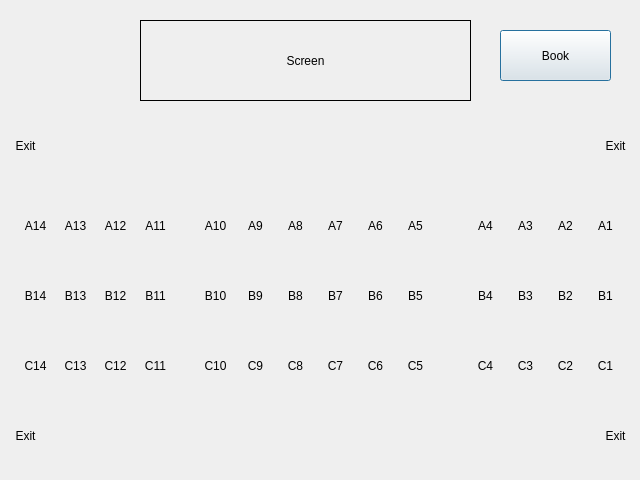
Qt form In4B00king/diamondhall.ui (leejm17/ICT1009-In4B00king) before a commit.
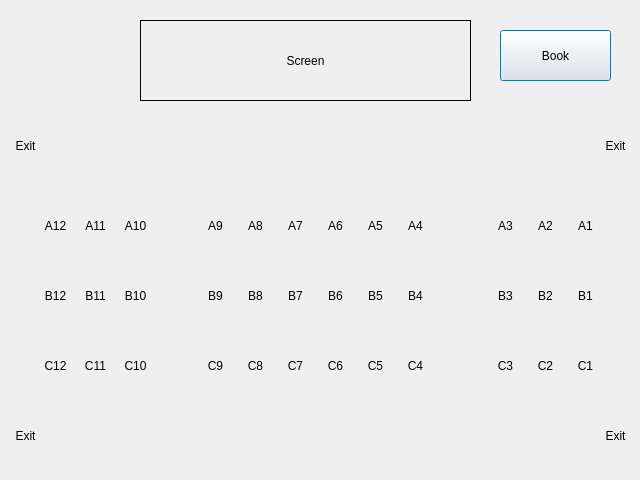
The same form after that commit.

Diff of the .ui file:
```diff
--- a/In4B00king/diamondhall.ui
+++ b/In4B00king/diamondhall.ui
@@ -16,7 +16,7 @@
   <widget class="QLabel" name="sc5">
    <property name="geometry">
     <rect>
-     <x>400</x>
+     <x>360</x>
      <y>350</y>
      <width>31</width>
      <height>31</height>
@@ -32,7 +32,7 @@
   <widget class="QLabel" name="sc1">
    <property name="geometry">
     <rect>
-     <x>590</x>
+     <x>570</x>
      <y>350</y>
      <width>31</width>
      <height>31</height>
@@ -48,7 +48,7 @@
   <widget class="QLabel" name="sc6">
    <property name="geometry">
     <rect>
-     <x>360</x>
+     <x>320</x>
      <y>350</y>
      <width>31</width>
      <height>31</height>
@@ -83,7 +83,7 @@
   <widget class="QLabel" name="sb2">
    <property name="geometry">
     <rect>
-     <x>550</x>
+     <x>530</x>
      <y>280</y>
      <width>31</width>
      <height>31</height>
@@ -99,7 +99,7 @@
   <widget class="QLabel" name="sc3">
    <property name="geometry">
     <rect>
-     <x>510</x>
+     <x>490</x>
      <y>350</y>
      <width>31</width>
      <height>31</height>
@@ -115,7 +115,7 @@
   <widget class="QLabel" name="sa1">
    <property name="geometry">
     <rect>
-     <x>590</x>
+     <x>570</x>
      <y>210</y>
      <width>31</width>
      <height>31</height>
@@ -163,7 +163,7 @@
   <widget class="QLabel" name="sb3">
    <property name="geometry">
     <rect>
-     <x>510</x>
+     <x>490</x>
      <y>280</y>
      <width>31</width>
      <height>31</height>
@@ -179,7 +179,7 @@
   <widget class="QLabel" name="sc2">
    <property name="geometry">
     <rect>
-     <x>550</x>
+     <x>530</x>
      <y>350</y>
      <width>31</width>
      <height>31</height>
@@ -211,7 +211,7 @@
   <widget class="QLabel" name="sa8">
    <property name="geometry">
     <rect>
-     <x>280</x>
+     <x>240</x>
      <y>210</y>
      <width>31</width>
      <height>31</height>
@@ -227,7 +227,7 @@
   <widget class="QLabel" name="sc11">
    <property name="geometry">
     <rect>
-     <x>140</x>
+     <x>80</x>
      <y>350</y>
      <width>31</width>
      <height>31</height>
@@ -243,7 +243,7 @@
   <widget class="QLabel" name="sa10">
    <property name="geometry">
     <rect>
-     <x>200</x>
+     <x>120</x>
      <y>210</y>
      <width>31</width>
      <height>31</height>
@@ -259,7 +259,7 @@
   <widget class="QLabel" name="sa3">
    <property name="geometry">
     <rect>
-     <x>510</x>
+     <x>490</x>
      <y>210</y>
      <width>31</width>
      <height>31</height>
@@ -275,7 +275,7 @@
   <widget class="QLabel" name="sa2">
    <property name="geometry">
     <rect>
-     <x>550</x>
+     <x>530</x>
      <y>210</y>
      <width>31</width>
      <height>31</height>
@@ -291,7 +291,7 @@
   <widget class="QLabel" name="sb9">
    <property name="geometry">
     <rect>
-     <x>240</x>
+     <x>200</x>
      <y>280</y>
      <width>31</width>
      <height>31</height>
@@ -304,26 +304,10 @@
     <set>Qt::AlignCenter</set>
    </property>
   </widget>
-  <widget class="QLabel" name="sc13">
-   <property name="geometry">
-    <rect>
-     <x>60</x>
-     <y>350</y>
-     <width>31</width>
-     <height>31</height>
-    </rect>
-   </property>
-   <property name="text">
-    <string>C13</string>
-   </property>
-   <property name="alignment">
-    <set>Qt::AlignCenter</set>
-   </property>
-  </widget>
   <widget class="QLabel" name="sc10">
    <property name="geometry">
     <rect>
-     <x>200</x>
+     <x>120</x>
      <y>350</y>
      <width>31</width>
      <height>31</height>
@@ -336,42 +320,10 @@
     <set>Qt::AlignCenter</set>
    </property>
   </widget>
-  <widget class="QLabel" name="sb13">
-   <property name="geometry">
-    <rect>
-     <x>60</x>
-     <y>280</y>
-     <width>31</width>
-     <height>31</height>
-    </rect>
-   </property>
-   <property name="text">
-    <string>B13</string>
-   </property>
-   <property name="alignment">
-    <set>Qt::AlignCenter</set>
-   </property>
-  </widget>
-  <widget class="QLabel" name="sc14">
-   <property name="geometry">
-    <rect>
-     <x>20</x>
-     <y>350</y>
-     <width>31</width>
-     <height>31</height>
-    </rect>
-   </property>
-   <property name="text">
-    <string>C14</string>
-   </property>
-   <property name="alignment">
-    <set>Qt::AlignCenter</set>
-   </property>
-  </widget>
   <widget class="QLabel" name="sc9">
    <property name="geometry">
     <rect>
-     <x>240</x>
+     <x>200</x>
      <y>350</y>
      <width>31</width>
      <height>31</height>
@@ -387,7 +339,7 @@
   <widget class="QLabel" name="sb7">
    <property name="geometry">
     <rect>
-     <x>320</x>
+     <x>280</x>
      <y>280</y>
      <width>31</width>
      <height>31</height>
@@ -403,7 +355,7 @@
   <widget class="QLabel" name="sa11">
    <property name="geometry">
     <rect>
-     <x>140</x>
+     <x>80</x>
      <y>210</y>
      <width>31</width>
      <height>31</height>
@@ -419,7 +371,7 @@
   <widget class="QLabel" name="sb12">
    <property name="geometry">
     <rect>
-     <x>100</x>
+     <x>40</x>
      <y>280</y>
      <width>31</width>
      <height>31</height>
@@ -432,26 +384,10 @@
     <set>Qt::AlignCenter</set>
    </property>
   </widget>
-  <widget class="QLabel" name="sa13">
-   <property name="geometry">
-    <rect>
-     <x>60</x>
-     <y>210</y>
-     <width>31</width>
-     <height>31</height>
-    </rect>
-   </property>
-   <property name="text">
-    <string>A13</string>
-   </property>
-   <property name="alignment">
-    <set>Qt::AlignCenter</set>
-   </property>
-  </widget>
   <widget class="QLabel" name="sb11">
    <property name="geometry">
     <rect>
-     <x>140</x>
+     <x>80</x>
      <y>280</y>
      <width>31</width>
      <height>31</height>
@@ -467,7 +403,7 @@
   <widget class="QLabel" name="sc4">
    <property name="geometry">
     <rect>
-     <x>470</x>
+     <x>400</x>
      <y>350</y>
      <width>31</width>
      <height>31</height>
@@ -483,7 +419,7 @@
   <widget class="QLabel" name="sb10">
    <property name="geometry">
     <rect>
-     <x>200</x>
+     <x>120</x>
      <y>280</y>
      <width>31</width>
      <height>31</height>
@@ -499,7 +435,7 @@
   <widget class="QLabel" name="sa5">
    <property name="geometry">
     <rect>
-     <x>400</x>
+     <x>360</x>
      <y>210</y>
      <width>31</width>
      <height>31</height>
@@ -515,7 +451,7 @@
   <widget class="QLabel" name="sc8">
    <property name="geometry">
     <rect>
-     <x>280</x>
+     <x>240</x>
      <y>350</y>
      <width>31</width>
      <height>31</height>
@@ -531,7 +467,7 @@
   <widget class="QLabel" name="sb1">
    <property name="geometry">
     <rect>
-     <x>590</x>
+     <x>570</x>
      <y>280</y>
      <width>31</width>
      <height>31</height>
@@ -547,7 +483,7 @@
   <widget class="QLabel" name="sa7">
    <property name="geometry">
     <rect>
-     <x>320</x>
+     <x>280</x>
      <y>210</y>
      <width>31</width>
      <height>31</height>
@@ -563,7 +499,7 @@
   <widget class="QLabel" name="sb6">
    <property name="geometry">
     <rect>
-     <x>360</x>
+     <x>320</x>
      <y>280</y>
      <width>31</width>
      <height>31</height>
@@ -579,7 +515,7 @@
   <widget class="QLabel" name="sa6">
    <property name="geometry">
     <rect>
-     <x>360</x>
+     <x>320</x>
      <y>210</y>
      <width>31</width>
      <height>31</height>
@@ -595,7 +531,7 @@
   <widget class="QLabel" name="sb5">
    <property name="geometry">
     <rect>
-     <x>400</x>
+     <x>360</x>
      <y>280</y>
      <width>31</width>
      <height>31</height>
@@ -611,7 +547,7 @@
   <widget class="QLabel" name="sc7">
    <property name="geometry">
     <rect>
-     <x>320</x>
+     <x>280</x>
      <y>350</y>
      <width>31</width>
      <height>31</height>
@@ -624,26 +560,10 @@
     <set>Qt::AlignCenter</set>
    </property>
   </widget>
-  <widget class="QLabel" name="sa14">
-   <property name="geometry">
-    <rect>
-     <x>20</x>
-     <y>210</y>
-     <width>31</width>
-     <height>31</height>
-    </rect>
-   </property>
-   <property name="text">
-    <string>A14</string>
-   </property>
-   <property name="alignment">
-    <set>Qt::AlignCenter</set>
-   </property>
-  </widget>
   <widget class="QLabel" name="sa4">
    <property name="geometry">
     <rect>
-     <x>470</x>
+     <x>400</x>
      <y>210</y>
      <width>31</width>
      <height>31</height>
@@ -656,26 +576,10 @@
     <set>Qt::AlignCenter</set>
    </property>
   </widget>
-  <widget class="QLabel" name="sb14">
-   <property name="geometry">
-    <rect>
-     <x>20</x>
-     <y>280</y>
-     <width>31</width>
-     <height>31</height>
-    </rect>
-   </property>
-   <property name="text">
-    <string>B14</string>
-   </property>
-   <property name="alignment">
-    <set>Qt::AlignCenter</set>
-   </property>
-  </widget>
   <widget class="QLabel" name="sb4">
    <property name="geometry">
     <rect>
-     <x>470</x>
+     <x>400</x>
      <y>280</y>
      <width>31</width>
      <height>31</height>
@@ -691,7 +595,7 @@
   <widget class="QLabel" name="sb8">
    <property name="geometry">
     <rect>
-     <x>280</x>
+     <x>240</x>
      <y>280</y>
      <width>31</width>
      <height>31</height>
@@ -723,7 +627,7 @@
   <widget class="QLabel" name="sc12">
    <property name="geometry">
     <rect>
-     <x>100</x>
+     <x>40</x>
      <y>350</y>
      <width>31</width>
      <height>31</height>
@@ -739,7 +643,7 @@
   <widget class="QLabel" name="sa9">
    <property name="geometry">
     <rect>
-     <x>240</x>
+     <x>200</x>
      <y>210</y>
      <width>31</width>
      <height>31</height>
@@ -755,7 +659,7 @@
   <widget class="QLabel" name="sa12">
    <property name="geometry">
     <rect>
-     <x>100</x>
+     <x>40</x>
      <y>210</y>
      <width>31</width>
      <height>31</height>
```
